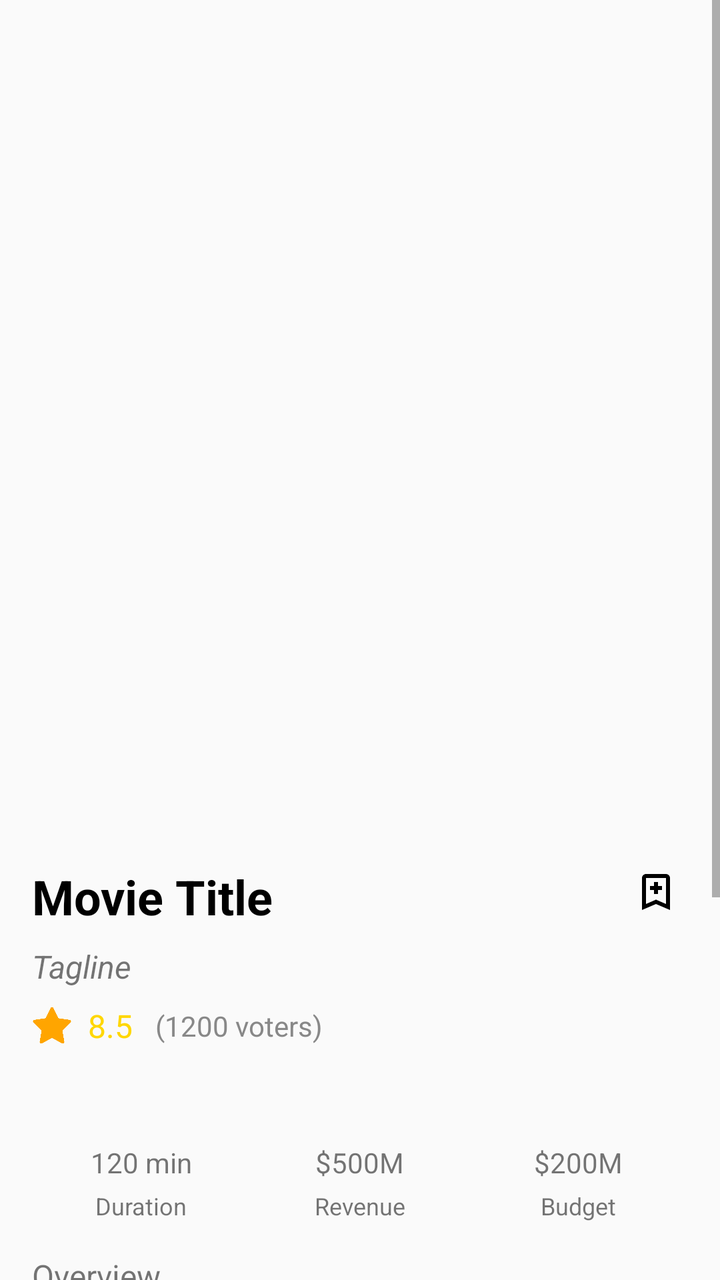
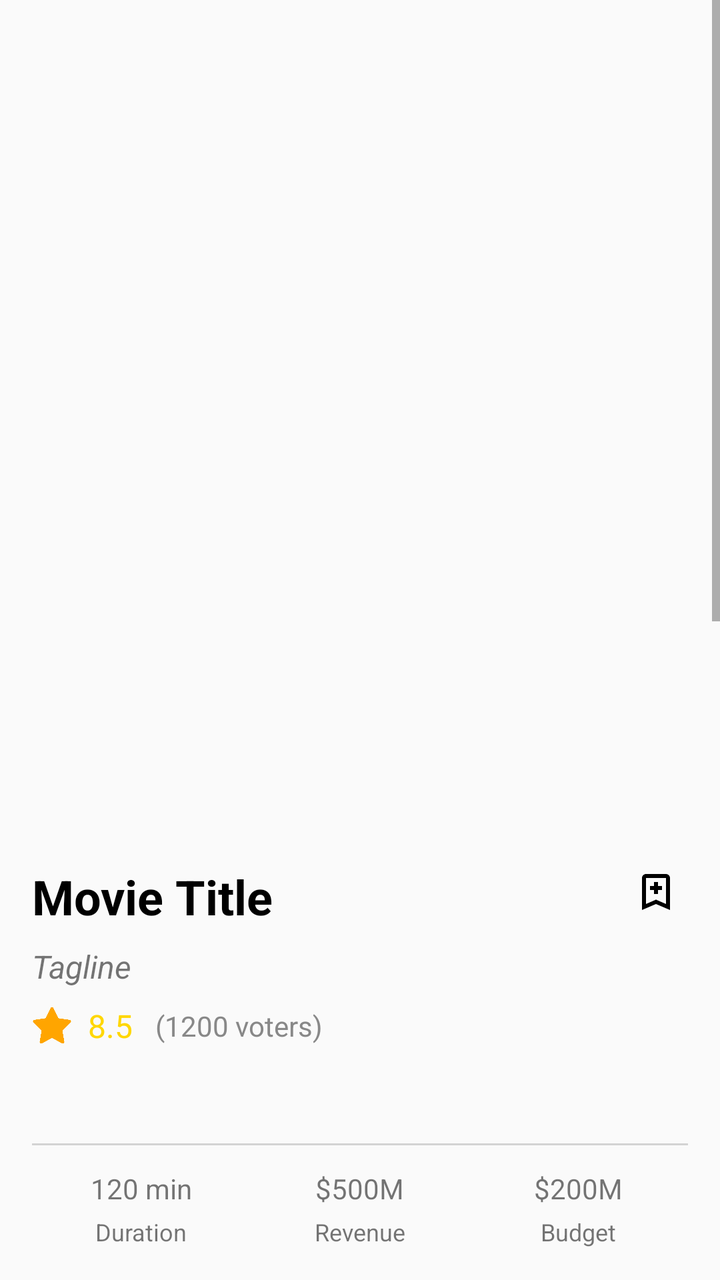

Screens rendered from an Android XML layout before and after an edit, with the pre-edit source and the edit as a unified diff.
<!-- AndroidManifest.xml: application theme Theme.AppCompat.Light.NoActionBar -->
<!-- res/layout/activity_details.xml -->
<?xml version="1.0" encoding="utf-8"?>
<ScrollView xmlns:android="http://schemas.android.com/apk/res/android"
    android:layout_width="match_parent"
    android:layout_height="match_parent"
    xmlns:app="http://schemas.android.com/apk/res-auto">

    <LinearLayout
        android:layout_width="match_parent"
        android:layout_height="wrap_content"
        android:orientation="vertical"
        android:padding="16dp">

        
        <com.google.android.material.imageview.ShapeableImageView
            android:id="@+id/moviePoster"
            android:layout_width="match_parent"
            android:layout_height="400dp"
            android:layout_marginBottom="16dp"
            android:contentDescription="Movie Poster"
            android:scaleType="fitXY"
            app:shapeAppearanceOverlay="@style/RoundedImage" />

        
        <LinearLayout
            android:layout_width="match_parent"
            android:layout_height="wrap_content"
            android:orientation="horizontal"
            android:gravity="start|center_vertical"
            android:layout_marginBottom="8dp">

            <TextView
                android:id="@+id/movieTitle"
                android:layout_width="wrap_content"
                android:layout_height="wrap_content"
                android:text="Movie Title"
                android:textSize="24sp"
                android:textStyle="bold"
                android:textColor="#000000"
                android:layout_weight="1" />

            
            <ImageView
                android:id="@+id/bookmarkIcon"
                android:layout_width="28dp"
                android:layout_height="28dp"
                android:src="@drawable/add_watchlist"
                android:contentDescription="Bookmark"
                android:layout_marginLeft="8dp" />
        </LinearLayout>

        
        <TextView
            android:id="@+id/movieTagline"
            android:layout_width="match_parent"
            android:layout_height="wrap_content"
            android:text="Tagline"
            android:textSize="16sp"
            android:layout_marginBottom="8dp"
            android:textStyle="italic" />

        
        <LinearLayout
            android:layout_width="match_parent"
            android:layout_height="wrap_content"
            android:orientation="horizontal"
            android:gravity="start|center_vertical"
            android:layout_marginBottom="16dp">

            <ImageView
                android:layout_width="20dp"
                android:layout_height="20dp"
                android:src="@drawable/star"
                android:contentDescription="Rating Star" />

            <TextView
                android:id="@+id/movieVoteAverage"
                android:layout_width="wrap_content"
                android:layout_height="wrap_content"
                android:text="8.5"
                android:textSize="16sp"
                android:textColor="#FFD700"
                android:layout_marginStart="8dp" />

            <TextView
                android:id="@+id/movieNumberOfVoters"
                android:layout_width="wrap_content"
                android:layout_height="wrap_content"
                android:text=" (1200 voters)"
                android:textSize="14sp"
                android:textColor="#888888"
                android:layout_marginStart="8dp" />
        </LinearLayout>

        
        <LinearLayout
            android:id="@+id/genreContainer"
            android:layout_width="wrap_content"
            android:layout_height="wrap_content"
            android:orientation="horizontal"
            android:paddingTop="8dp"
            android:paddingBottom="8dp"
            android:scrollbars="horizontal"
            android:layout_marginBottom="16dp">
            
        </LinearLayout>

        
        <LinearLayout
            android:layout_width="match_parent"
            android:layout_height="wrap_content"
            android:orientation="horizontal"
            android:layout_marginBottom="16dp"
           >

            <LinearLayout
                android:layout_width="0dp"
                android:layout_height="wrap_content"
                android:orientation="vertical"
                android:layout_weight="1"
                android:gravity="center">

                <TextView
                    android:id="@+id/movieRuntime"
                    android:text="120 min"
                    android:textSize="14sp"
                    android:layout_marginBottom="4dp"
                    android:layout_height="wrap_content"                    android:layout_width="wrap_content"/>

                <TextView
                    android:text="Duration"
                    android:textSize="12sp"
                    android:layout_height="wrap_content"
                    android:layout_width="wrap_content"/>
            </LinearLayout>

            <LinearLayout
                android:layout_width="0dp"
                android:layout_height="wrap_content"
                android:orientation="vertical"
                android:layout_weight="1"
                android:gravity="center">

                <TextView
                    android:id="@+id/movieRevenue"
                    android:text="$500M"
                    android:textSize="14sp"
                    android:layout_marginBottom="4dp"
                    android:layout_height="wrap_content"
                    android:layout_width="wrap_content"/>
                <TextView
                    android:text="Revenue"
                    android:textSize="12sp"
                    android:layout_height="wrap_content"
                    android:layout_width="wrap_content"/>
            </LinearLayout>

            <LinearLayout
                android:layout_width="0dp"
                android:layout_height="wrap_content"
                android:orientation="vertical"
                android:layout_weight="1"
                android:gravity="center"
>

                <TextView
                    android:id="@+id/movieBudget"
                    android:text="$200M"
                    android:textSize="14sp"
                android:layout_marginBottom="4dp"
                android:layout_width="wrap_content"
                android:layout_height="wrap_content"/>

                <TextView
                    android:text="Budget"
                    android:textSize="12sp"
                android:layout_width="wrap_content"
                android:layout_height="wrap_content"/>
            </LinearLayout>


        </LinearLayout>

        
        <TextView
            android:id="@+id/movieOverview"
            android:layout_width="match_parent"
            android:layout_height="wrap_content"
            android:text="Overview"
            android:textSize="16sp"
            android:layout_marginBottom="16dp" />

        
        <androidx.recyclerview.widget.RecyclerView
            android:id="@+id/castRecyclerView"
            android:layout_width="match_parent"
            android:layout_height="wrap_content"
            android:layout_marginTop="16dp"
            android:layout_marginBottom="16dp"
            android:orientation="horizontal"
            android:scrollbars="horizontal" />

        
        <ImageView
            android:id="@+id/movieBackdrop"
            android:layout_width="match_parent"
            android:layout_height="200dp"
            android:scaleType="centerCrop"
            android:contentDescription="Movie Backdrop" />

    </LinearLayout>
</ScrollView>
<!-- resources referenced by this layout -->
<resources>
  <!-- drawable add_watchlist (drawable) -->
  <?xml version="1.0" encoding="utf-8"?>
  <vector android:height="28dp"
      android:width="28dp"
      android:viewportWidth="28"
      android:viewportHeight="28"
      xmlns:android="http://schemas.android.com/apk/res/android">
      <path android:fillColor="#000000" android:pathData="M17,18V5H7V18L12,15.82L17,18M17,3A2,2 0 0,1 19,5V21L12,18L5,21V5C5,3.89 5.9,3 7,3H17M11,7H13V9H15V11H13V13H11V11H9V9H11V7Z"/>
  </vector>
  <!-- drawable star: png bitmap (drawable, 9571 bytes) -->
  <style name="RoundedImage" parent="">
              <item name="cornerFamily">rounded</item>
              <item name="cornerSize">16dp</item> 
          </style>
</resources>

<!-- the commit's change to res/layout/activity_details.xml (unified diff, before → after) -->
@@ -6,11 +6,14 @@
 
     <LinearLayout
         android:layout_width="match_parent"
-        android:layout_height="wrap_content"
+        android:layout_height="match_parent"
         android:orientation="vertical"
         android:padding="16dp">
 
         
+
+        
+
         <com.google.android.material.imageview.ShapeableImageView
             android:id="@+id/moviePoster"
             android:layout_width="match_parent"
@@ -20,7 +23,6 @@
             android:scaleType="fitXY"
             app:shapeAppearanceOverlay="@style/RoundedImage" />
 
-        
         <LinearLayout
             android:layout_width="match_parent"
             android:layout_height="wrap_content"
@@ -103,7 +105,11 @@
             android:layout_marginBottom="16dp">
             
         </LinearLayout>
-
+        <View
+            android:layout_width="match_parent"
+            android:layout_height="1dp"
+            android:background="#D3D3D3"
+            android:layout_marginBottom="12dp"/>
         
         <LinearLayout
             android:layout_width="match_parent"
@@ -180,7 +186,21 @@
 
         </LinearLayout>
 
-        
+        <View
+            android:layout_width="match_parent"
+            android:layout_height="1dp"
+            android:layout_marginBottom="12dp"
+            android:background="#D3D3D3" />
+        
+        <TextView
+            android:layout_width="wrap_content"
+            android:layout_height="wrap_content"
+            android:text="Storyline"
+            android:layout_marginVertical="5dp"
+            android:textSize="20sp"
+            android:textStyle="bold"
+            android:textColor="#000000"
+            android:layout_weight="1" />
         <TextView
             android:id="@+id/movieOverview"
             android:layout_width="match_parent"
@@ -188,7 +208,15 @@
             android:text="Overview"
             android:textSize="16sp"
             android:layout_marginBottom="16dp" />
-
+        <TextView
+            android:layout_width="wrap_content"
+            android:layout_height="wrap_content"
+            android:text="Cast"
+            android:layout_marginVertical="5dp"
+            android:textSize="20sp"
+            android:textStyle="bold"
+            android:textColor="#000000"
+            android:layout_weight="1" />
         
         <androidx.recyclerview.widget.RecyclerView
             android:id="@+id/castRecyclerView"
@@ -198,14 +226,42 @@
             android:layout_marginBottom="16dp"
             android:orientation="horizontal"
             android:scrollbars="horizontal" />
-
-        
+        <TextView
+            android:layout_width="wrap_content"
+            android:layout_height="wrap_content"
+            android:text="Movie Trailer"
+            android:layout_marginVertical="5dp"
+            android:textSize="20sp"
+            android:textStyle="bold"
+            android:textColor="#000000"
+            android:layout_weight="1" />
+        
+        <WebView
+            android:id="@+id/trailerWebView"
+            android:layout_width="match_parent"
+            android:layout_height="200dp"
+            android:layout_marginVertical="16dp"
+            android:background="@drawable/webview_background"
+            />
+
+        <TextView
+            android:layout_width="wrap_content"
+            android:layout_height="wrap_content"
+            android:text="Similar Movies"
+            android:layout_marginVertical="5dp"
+            android:textSize="20sp"
+            android:textStyle="bold"
+            android:textColor="#000000"
+            android:layout_weight="1" />
+        <androidx.recyclerview.widget.RecyclerView
+            android:id="@+id/similarMoviesRecyclerView"
+            android:layout_width="match_parent"
+            android:layout_height="wrap_content" />
         <ImageView
             android:id="@+id/movieBackdrop"
             android:layout_width="match_parent"
             android:layout_height="200dp"
-            android:scaleType="centerCrop"
-            android:contentDescription="Movie Backdrop" />
-
+            android:contentDescription="Movie Backdrop"
+            android:scaleType="centerCrop" />
     </LinearLayout>
 </ScrollView>
<!-- resource entries referenced after the edit -->
@@ -10,6 +10,13 @@
       <path android:fillColor="#000000" android:pathData="M17,18V5H7V18L12,15.82L17,18M17,3A2,2 0 0,1 19,5V21L12,18L5,21V5C5,3.89 5.9,3 7,3H17M11,7H13V9H15V11H13V13H11V11H9V9H11V7Z"/>
   </vector>
   <!-- drawable star: png bitmap (drawable, 9571 bytes) -->
+  <!-- drawable webview_background (drawable) -->
+  <?xml version="1.0" encoding="utf-8"?>
+  <shape xmlns:android="http://schemas.android.com/apk/res/android">
+      <solid android:color="#FFFFFF" />
+      <corners android:radius="12dp" />
+      <stroke android:width="2dp" android:color="#CCCCCC" />
+  </shape>
   <style name="RoundedImage" parent="">
               <item name="cornerFamily">rounded</item>
               <item name="cornerSize">16dp</item> 
